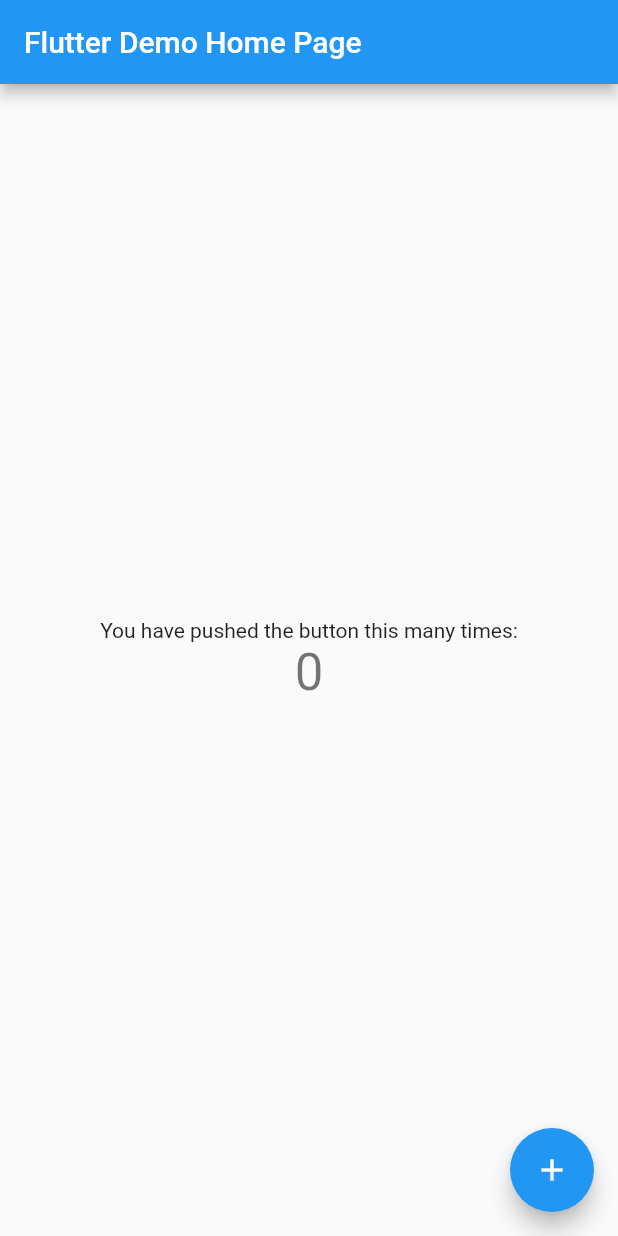
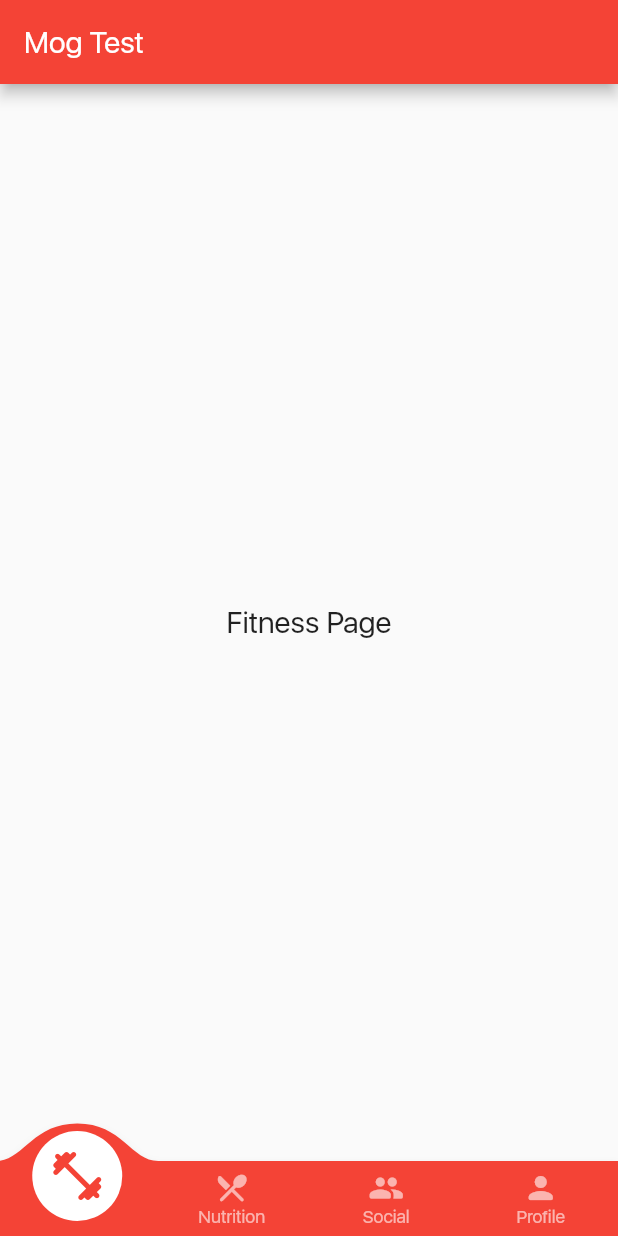
Before and after one commit to TrevorHuval/Mog, a Flutter app: the screen it shows after launch, on a phone screen of 412 x 824 dp. Run offline on Flutter 3.47's test engine with Material 2 defaults, Android fonts, the phone set to English and light mode, and no system bars; drawn by our look-alikes of convex_bottom_bar; project files that could hold a hidden picture were left out.

Commit message:
Tab Bar Included

```diff
--- /dev/null
+++ b/lib/fitness.dart
@@ -0,0 +1,20 @@
+import 'package:flutter/cupertino.dart';
+import 'package:flutter/material.dart';
+
+class Fitness extends StatelessWidget {
+  @override
+  Widget build(BuildContext context) {
+    return Scaffold(
+      body: Column(
+        mainAxisAlignment: MainAxisAlignment.center,
+        children: <Widget>[
+          Center(
+              child: Text(
+            "Fitness Page",
+            style: TextStyle(fontSize: 20, fontFamily: 'SanFran'),
+          ))
+        ],
+      ),
+    );
+  }
+}
--- a/lib/main.dart
+++ b/lib/main.dart
@@ -1,114 +1,64 @@
+import 'package:convex_bottom_bar/convex_bottom_bar.dart';
 import 'package:flutter/material.dart';
+import 'fitness.dart';
+import 'nutrition.dart';
+import 'social.dart';
+import 'profile.dart';
 
 void main() {
-  runApp(const MyApp());
+  runApp(MyApp());
 }
 
 class MyApp extends StatelessWidget {
-  const MyApp({Key? key}) : super(key: key);
-
   // This widget is the root of your application.
   @override
   Widget build(BuildContext context) {
     return MaterialApp(
       title: 'Flutter Demo',
       theme: ThemeData(
-        // This is the theme of your application.
-        //
-        // Try running your application with "flutter run". You'll see the
-        // application has a blue toolbar. Then, without quitting the app, try
-        // changing the primarySwatch below to Colors.green and then invoke
-        // "hot reload" (press "r" in the console where you ran "flutter run",
-        // or simply save your changes to "hot reload" in a Flutter IDE).
-        // Notice that the counter didn't reset back to zero; the application
-        // is not restarted.
-        primarySwatch: Colors.blue,
+        fontFamily: 'SanFran',
+        primarySwatch: Colors.red,
+        visualDensity: VisualDensity.adaptivePlatformDensity,
       ),
-      home: const MyHomePage(title: 'Flutter Demo Home Page'),
+      home: MyHomePage(title: 'Mog Test'),
     );
   }
 }
 
 class MyHomePage extends StatefulWidget {
-  const MyHomePage({Key? key, required this.title}) : super(key: key);
-
-  // This widget is the home page of your application. It is stateful, meaning
-  // that it has a State object (defined below) that contains fields that affect
-  // how it looks.
-
-  // This class is the configuration for the state. It holds the values (in this
-  // case the title) provided by the parent (in this case the App widget) and
-  // used by the build method of the State. Fields in a Widget subclass are
-  // always marked "final".
+  MyHomePage({Key? key, required this.title}) : super(key: key);
 
   final String title;
 
   @override
-  State<MyHomePage> createState() => _MyHomePageState();
+  _MyHomePageState createState() => _MyHomePageState();
 }
 
 class _MyHomePageState extends State<MyHomePage> {
-  int _counter = 0;
-
-  void _incrementCounter() {
-    setState(() {
-      // This call to setState tells the Flutter framework that something has
-      // changed in this State, which causes it to rerun the build method below
-      // so that the display can reflect the updated values. If we changed
-      // _counter without calling setState(), then the build method would not be
-      // called again, and so nothing would appear to happen.
-      _counter++;
-    });
-  }
+  int selectedPage = 0;
+  final _pageOptions = [Fitness(), Nutrition(), Social(), Profile()];
 
   @override
   Widget build(BuildContext context) {
-    // This method is rerun every time setState is called, for instance as done
-    // by the _incrementCounter method above.
-    //
-    // The Flutter framework has been optimized to make rerunning build methods
-    // fast, so that you can just rebuild anything that needs updating rather
-    // than having to individually change instances of widgets.
     return Scaffold(
       appBar: AppBar(
-        // Here we take the value from the MyHomePage object that was created by
-        // the App.build method, and use it to set our appbar title.
         title: Text(widget.title),
       ),
-      body: Center(
-        // Center is a layout widget. It takes a single child and positions it
-        // in the middle of the parent.
-        child: Column(
-          // Column is also a layout widget. It takes a list of children and
-          // arranges them vertically. By default, it sizes itself to fit its
-          // children horizontally, and tries to be as tall as its parent.
-          //
-          // Invoke "debug painting" (press "p" in the console, choose the
-          // "Toggle Debug Paint" action from the Flutter Inspector in Android
-          // Studio, or the "Toggle Debug Paint" command in Visual Studio Code)
-          // to see the wireframe for each widget.
-          //
-          // Column has various properties to control how it sizes itself and
-          // how it positions its children. Here we use mainAxisAlignment to
-          // center the children vertically; the main axis here is the vertical
-          // axis because Columns are vertical (the cross axis would be
-          // horizontal).
-          mainAxisAlignment: MainAxisAlignment.center,
-          children: <Widget>[
-            const Text(
-              'You have pushed the button this many times:',
-            ),
-            Text(
-              '$_counter',
-              style: Theme.of(context).textTheme.headline4,
-            ),
-          ],
-        ),
-      ),
-      floatingActionButton: FloatingActionButton(
-        onPressed: _incrementCounter,
-        tooltip: 'Increment',
-        child: const Icon(Icons.add),
+      body: _pageOptions[selectedPage],
+      bottomNavigationBar: ConvexAppBar(
+        backgroundColor: Colors.red,
+        items: [
+          TabItem(icon: Icons.fitness_center_rounded, title: 'Fitness'),
+          TabItem(icon: Icons.local_dining_rounded, title: 'Nutrition'),
+          TabItem(icon: Icons.group_rounded, title: 'Social'),
+          TabItem(icon: Icons.person_rounded, title: 'Profile'),
+        ],
+        initialActiveIndex: 0, //optional, default as 0
+        onTap: (int i) {
+          setState(() {
+            selectedPage = i;
+          });
+        },
       ), // This trailing comma makes auto-formatting nicer for build methods.
     );
   }
```
Also changed, not shown: lib/nutrition.dart (added, +20 -0 lines), lib/profile.dart (added, +20 -0 lines), lib/social.dart (added, +20 -0 lines), pubspec.yaml (+10 -1 lines), fonts/SFUIDisplay-Black.otf (added), fonts/SFUIDisplay-Bold.ttf (added), fonts/SFUIDisplay-Heavy.otf (added), fonts/SFUIDisplay-Light.ttf (added), fonts/SFUIDisplay-Medium.otf (added), fonts/SFUIDisplay-Regular.otf (added), fonts/SFUIDisplay-Semibold.otf (added), fonts/SFUIDisplay-Thin.otf (added), fonts/SFUIDisplay-Ultralight.otf (added), pubspec.lock, 12 other files.
